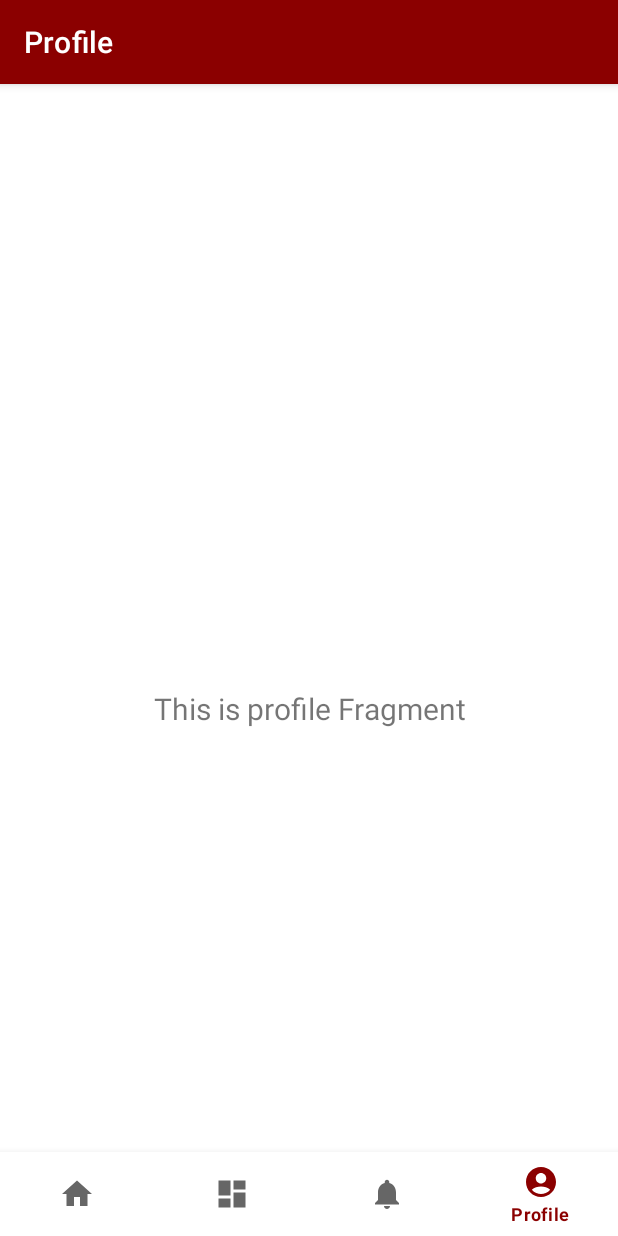
After one commit to farizaiz/MYFOGO, an Android app: the ProfileFragment screen opened through its navigation route, on a phone screen of 412 x 824 dp. The commit adds this screen. Run offline under Robolectric (Android 15) with nearby library versions, the light colour scheme and no system bars; our stand-ins replace navigation-ui.

Commit message:
Update add profile fragment

```diff
--- a/app/build.gradle
+++ b/app/build.gradle
@@ -49,9 +49,9 @@ dependencies {
     implementation 'androidx.lifecycle:lifecycle-viewmodel-ktx:2.4.1'
     implementation 'androidx.navigation:navigation-fragment-ktx:2.4.2'
     implementation 'androidx.navigation:navigation-ui-ktx:2.4.2'
-    implementation 'com.google.firebase:firebase-auth-ktx:21.0.5'
     implementation platform('com.google.firebase:firebase-bom:30.1.0')
     implementation 'com.google.firebase:firebase-analytics-ktx'
+    implementation 'com.google.firebase:firebase-auth-ktx:21.0.5'
     testImplementation 'junit:junit:4.13.2'
     androidTestImplementation 'androidx.test.ext:junit:1.1.3'
     androidTestImplementation 'androidx.test.espresso:espresso-core:3.4.0'
--- a/app/src/main/java/com/capstoneproject/myfogo/MainActivity.kt
+++ b/app/src/main/java/com/capstoneproject/myfogo/MainActivity.kt
@@ -26,7 +26,7 @@ class MainActivity : AppCompatActivity() {
         // menu should be considered as top level destinations.
         val appBarConfiguration = AppBarConfiguration(
             setOf(
-                R.id.navigation_home, R.id.navigation_dashboard, R.id.navigation_notifications
+                R.id.navigation_home, R.id.navigation_dashboard, R.id.navigation_notifications, R.id.navigation_profile
             )
         )
         setupActionBarWithNavController(navController, appBarConfiguration)
--- a/app/src/main/java/com/capstoneproject/myfogo/ui/login/LoginActivity.kt
+++ b/app/src/main/java/com/capstoneproject/myfogo/ui/login/LoginActivity.kt
@@ -21,6 +21,7 @@ class LoginActivity : AppCompatActivity() {
         setContentView(binding.root)
 
         auth = FirebaseAuth.getInstance()
+        supportActionBar?.hide()
 
 
         binding.tvToRegister.setOnClickListener {
--- /dev/null
+++ b/app/src/main/java/com/capstoneproject/myfogo/ui/profile/ProfileFragment.kt
@@ -0,0 +1,42 @@
+package com.capstoneproject.myfogo.ui.profile
+
+import android.os.Bundle
+import android.view.LayoutInflater
+import android.view.View
+import android.view.ViewGroup
+import android.widget.TextView
+import androidx.fragment.app.Fragment
+import androidx.lifecycle.ViewModelProvider
+import com.capstoneproject.myfogo.databinding.FragmentProfileBinding
+
+class ProfileFragment : Fragment() {
+
+    private var _binding: FragmentProfileBinding? = null
+
+    // This property is only valid between onCreateView and
+    // onDestroyView.
+    private val binding get() = _binding!!
+
+    override fun onCreateView(
+        inflater: LayoutInflater,
+        container: ViewGroup?,
+        savedInstanceState: Bundle?
+    ): View {
+        val userViewModel =
+            ViewModelProvider(this).get(ProfileViewModel::class.java)
+
+        _binding = FragmentProfileBinding.inflate(inflater, container, false)
+        val root: View = binding.root
+
+        val textView: TextView = binding.textProfile
+        userViewModel.text.observe(viewLifecycleOwner) {
+            textView.text = it
+        }
+        return root
+    }
+
+    override fun onDestroyView() {
+        super.onDestroyView()
+        _binding = null
+    }
+}
--- /dev/null
+++ b/app/src/main/java/com/capstoneproject/myfogo/ui/profile/ProfileViewModel.kt
@@ -0,0 +1,13 @@
+package com.capstoneproject.myfogo.ui.profile
+
+import androidx.lifecycle.LiveData
+import androidx.lifecycle.MutableLiveData
+import androidx.lifecycle.ViewModel
+
+class ProfileViewModel : ViewModel() {
+
+    private val _text = MutableLiveData<String>().apply {
+        value = "This is profile Fragment"
+    }
+    val text: LiveData<String> = _text
+}
--- a/app/src/main/java/com/capstoneproject/myfogo/ui/register/RegisterActivity.kt
+++ b/app/src/main/java/com/capstoneproject/myfogo/ui/register/RegisterActivity.kt
@@ -18,6 +18,7 @@ class RegisterActivity : AppCompatActivity() {
         binding = ActivityRegisterBinding.inflate(layoutInflater)
         super.onCreate(savedInstanceState)
         setContentView(binding.root)
+        supportActionBar?.hide()
 
         auth = FirebaseAuth.getInstance()
 
--- /dev/null
+++ b/app/src/main/res/drawable/ic_baseline_account_circle_24.xml
@@ -0,0 +1,5 @@
+<vector android:height="24dp" android:tint="#000000"
+    android:viewportHeight="24" android:viewportWidth="24"
+    android:width="24dp" xmlns:android="http://schemas.android.com/apk/res/android">
+    <path android:fillColor="@android:color/white" android:pathData="M12,2C6.48,2 2,6.48 2,12s4.48,10 10,10s10,-4.48 10,-10S17.52,2 12,2zM12,6c1.93,0 3.5,1.57 3.5,3.5S13.93,13 12,13s-3.5,-1.57 -3.5,-3.5S10.07,6 12,6zM12,20c-2.03,0 -4.43,-0.82 -6.14,-2.88C7.55,15.8 9.68,15 12,15s4.45,0.8 6.14,2.12C16.43,19.18 14.03,20 12,20z"/>
+</vector>
--- a/app/src/main/res/layout/activity_detail_fogo.xml
+++ b/app/src/main/res/layout/activity_detail_fogo.xml
@@ -68,12 +68,13 @@
         android:layout_height="wrap_content"
         android:layout_margin="8dp"
         android:layout_marginStart="8dp"
+        android:layout_marginTop="8dp"
         android:layout_marginEnd="8dp"
         android:orientation="horizontal"
         app:layout_constraintEnd_toEndOf="parent"
         app:layout_constraintHorizontal_bias="0.0"
         app:layout_constraintStart_toStartOf="parent"
-        tools:layout_editor_absoluteY="625dp">
+        app:layout_constraintTop_toBottomOf="@+id/tv_desc">
 
         <Button
             android:id="@+id/btn_chat"
--- /dev/null
+++ b/app/src/main/res/layout/fragment_profile.xml
@@ -0,0 +1,22 @@
+<?xml version="1.0" encoding="utf-8"?>
+<androidx.constraintlayout.widget.ConstraintLayout xmlns:android="http://schemas.android.com/apk/res/android"
+    xmlns:app="http://schemas.android.com/apk/res-auto"
+    xmlns:tools="http://schemas.android.com/tools"
+    android:layout_width="match_parent"
+    android:layout_height="match_parent"
+    tools:context=".ui.profile.ProfileFragment">
+
+    <TextView
+        android:id="@+id/text_profile"
+        android:layout_width="match_parent"
+        android:layout_height="wrap_content"
+        android:layout_marginStart="8dp"
+        android:layout_marginTop="8dp"
+        android:layout_marginEnd="8dp"
+        android:textAlignment="center"
+        android:textSize="20sp"
+        app:layout_constraintBottom_toBottomOf="parent"
+        app:layout_constraintEnd_toEndOf="parent"
+        app:layout_constraintStart_toStartOf="parent"
+        app:layout_constraintTop_toTopOf="parent" />
+</androidx.constraintlayout.widget.ConstraintLayout>
--- a/app/src/main/res/menu/bottom_nav_menu.xml
+++ b/app/src/main/res/menu/bottom_nav_menu.xml
@@ -16,4 +16,9 @@
         android:icon="@drawable/ic_notifications_black_24dp"
         android:title="@string/title_notifications" />
 
+    <item
+        android:id="@+id/navigation_profile"
+        android:icon="@drawable/ic_baseline_account_circle_24"
+        android:title="@string/title_profile" />
+
 </menu>
--- a/app/src/main/res/navigation/mobile_navigation.xml
+++ b/app/src/main/res/navigation/mobile_navigation.xml
@@ -22,4 +22,10 @@
         android:name="com.capstoneproject.myfogo.ui.notifications.NotificationsFragment"
         android:label="@string/title_notifications"
         tools:layout="@layout/fragment_notifications" />
+
+    <fragment
+        android:id="@+id/navigation_profile"
+        android:name="com.capstoneproject.myfogo.ui.profile.ProfileFragment"
+        android:label="@string/title_profile"
+        tools:layout="@layout/fragment_profile" />
 </navigation>
--- a/app/src/main/res/values/colors.xml
+++ b/app/src/main/res/values/colors.xml
@@ -6,7 +6,7 @@
     <color name="teal_200">#FF03DAC5</color>
     <color name="teal_700">#FF018786</color>
     <color name="black">#FF000000</color>
-    <color name="white">#FFFFFFFF</color>
+    <color name="white">#FFFFFF</color>
 
     <color name="colorDarkRed">#8B0000</color>
     <color name="colorGrey">#3D3D3D</color>
--- a/app/src/main/res/values/strings.xml
+++ b/app/src/main/res/values/strings.xml
@@ -52,4 +52,7 @@
     <string name="title_home">Home</string>
     <string name="title_dashboard">Dashboard</string>
     <string name="title_notifications">Notifications</string>
+    <!-- TODO: Remove or change this placeholder text -->
+    <string name="hello_blank_fragment">Hello blank fragment</string>
+    <string name="title_profile">Profile</string>
 </resources>
--- a/app/src/main/res/values/themes.xml
+++ b/app/src/main/res/values/themes.xml
@@ -4,7 +4,7 @@
         <!-- Primary brand color. -->
         <item name="colorPrimary">@color/colorDarkRed</item>
         <item name="colorPrimaryVariant">@color/black</item>
-        <item name="colorOnPrimary">@color/colorGrey</item>
+        <item name="colorOnPrimary">@color/white</item>
         <!-- Secondary brand color. -->
         <item name="colorSecondary">@color/teal_200</item>
         <item name="colorSecondaryVariant">@color/teal_700</item>
```
Also changed, not shown: 1 other file.
